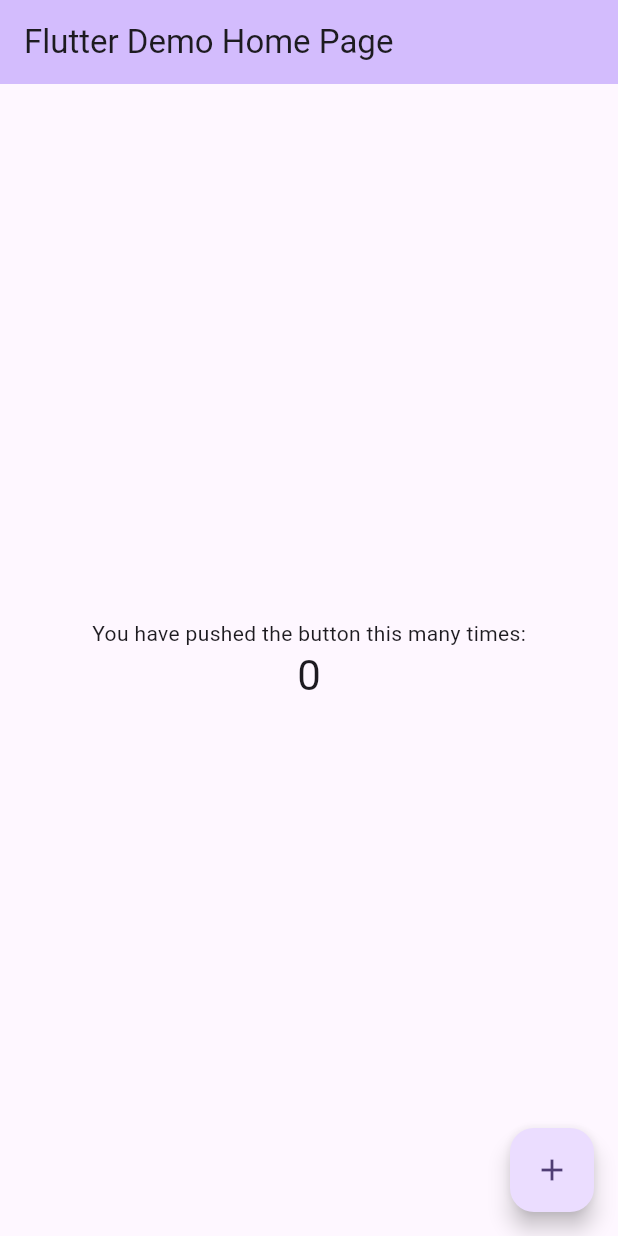
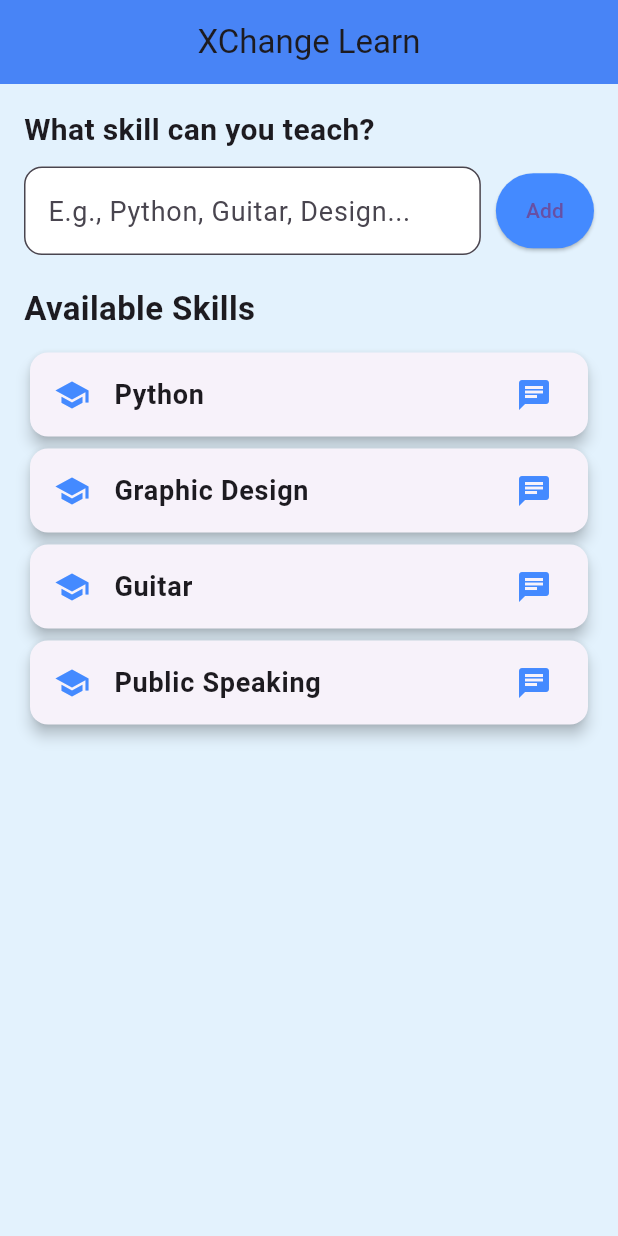
Before and after one commit to Sunil93021/Flutter-Projects, a Flutter app: the screen it shows after launch, on a phone screen of 412 x 824 dp. Run offline on Flutter 3.47's test engine with Material 3 defaults, Android fonts, the phone set to English and light mode, and no system bars.

Commit message:
added the home page

```diff
--- a/xchange_learn/lib/main.dart
+++ b/xchange_learn/lib/main.dart
@@ -1,122 +1,239 @@
 import 'package:flutter/material.dart';
 
 void main() {
-  runApp(const MyApp());
+  runApp(XChangeLearnApp());
 }
 
-class MyApp extends StatelessWidget {
-  const MyApp({super.key});
-
-  // This widget is the root of your application.
+class XChangeLearnApp extends StatelessWidget {
   @override
   Widget build(BuildContext context) {
     return MaterialApp(
-      title: 'Flutter Demo',
+      debugShowCheckedModeBanner: false,
       theme: ThemeData(
-        // This is the theme of your application.
-        //
-        // TRY THIS: Try running your application with "flutter run". You'll see
-        // the application has a purple toolbar. Then, without quitting the app,
-        // try changing the seedColor in the colorScheme below to Colors.green
-        // and then invoke "hot reload" (save your changes or press the "hot
-        // reload" button in a Flutter-supported IDE, or press "r" if you used
-        // the command line to start the app).
-        //
-        // Notice that the counter didn't reset back to zero; the application
-        // state is not lost during the reload. To reset the state, use hot
-        // restart instead.
-        //
-        // This works for code too, not just values: Most code changes can be
-        // tested with just a hot reload.
-        colorScheme: ColorScheme.fromSeed(seedColor: Colors.deepPurple),
+        primarySwatch: Colors.blue,
+        textTheme: TextTheme(bodyLarge: TextStyle(fontSize: 18)),
       ),
-      home: const MyHomePage(title: 'Flutter Demo Home Page'),
+      home: HomeScreen(),
     );
   }
 }
 
-class MyHomePage extends StatefulWidget {
-  const MyHomePage({super.key, required this.title});
-
-  // This widget is the home page of your application. It is stateful, meaning
-  // that it has a State object (defined below) that contains fields that affect
-  // how it looks.
-
-  // This class is the configuration for the state. It holds the values (in this
-  // case the title) provided by the parent (in this case the App widget) and
-  // used by the build method of the State. Fields in a Widget subclass are
-  // always marked "final".
-
-  final String title;
-
+class HomeScreen extends StatefulWidget {
   @override
-  State<MyHomePage> createState() => _MyHomePageState();
+  _HomeScreenState createState() => _HomeScreenState();
 }
 
-class _MyHomePageState extends State<MyHomePage> {
-  int _counter = 0;
+class _HomeScreenState extends State<HomeScreen> {
+  final TextEditingController skillController = TextEditingController();
+  List<String> skills = [
+    "Python",
+    "Graphic Design",
+    "Guitar",
+    "Public Speaking",
+  ];
 
-  void _incrementCounter() {
-    setState(() {
-      // This call to setState tells the Flutter framework that something has
-      // changed in this State, which causes it to rerun the build method below
-      // so that the display can reflect the updated values. If we changed
-      // _counter without calling setState(), then the build method would not be
-      // called again, and so nothing would appear to happen.
-      _counter++;
-    });
+  void addSkill() {
+    if (skillController.text.isNotEmpty) {
+      setState(() {
+        skills.insert(0, skillController.text);
+        skillController.clear();
+      });
+    }
+  }
+
+  void openChat(String skill) {
+    Navigator.push(
+      context,
+      MaterialPageRoute(builder: (context) => ChatScreen(skill: skill)),
+    );
   }
 
   @override
   Widget build(BuildContext context) {
-    // This method is rerun every time setState is called, for instance as done
-    // by the _incrementCounter method above.
-    //
-    // The Flutter framework has been optimized to make rerunning build methods
-    // fast, so that you can just rebuild anything that needs updating rather
-    // than having to individually change instances of widgets.
     return Scaffold(
+      backgroundColor: Colors.blue[50],
       appBar: AppBar(
-        // TRY THIS: Try changing the color here to a specific color (to
-        // Colors.amber, perhaps?) and trigger a hot reload to see the AppBar
-        // change color while the other colors stay the same.
-        backgroundColor: Theme.of(context).colorScheme.inversePrimary,
-        // Here we take the value from the MyHomePage object that was created by
-        // the App.build method, and use it to set our appbar title.
-        title: Text(widget.title),
+        title: Text("XChange Learn"),
+        centerTitle: true,
+        elevation: 5,
+        backgroundColor: Colors.blueAccent,
       ),
-      body: Center(
-        // Center is a layout widget. It takes a single child and positions it
-        // in the middle of the parent.
+      body: Padding(
+        padding: EdgeInsets.all(16.0),
         child: Column(
-          // Column is also a layout widget. It takes a list of children and
-          // arranges them vertically. By default, it sizes itself to fit its
-          // children horizontally, and tries to be as tall as its parent.
-          //
-          // Column has various properties to control how it sizes itself and
-          // how it positions its children. Here we use mainAxisAlignment to
-          // center the children vertically; the main axis here is the vertical
-          // axis because Columns are vertical (the cross axis would be
-          // horizontal).
-          //
-          // TRY THIS: Invoke "debug painting" (choose the "Toggle Debug Paint"
-          // action in the IDE, or press "p" in the console), to see the
-          // wireframe for each widget.
-          mainAxisAlignment: MainAxisAlignment.center,
-          children: <Widget>[
-            const Text('You have pushed the button this many times:'),
+          crossAxisAlignment: CrossAxisAlignment.start,
+          children: [
             Text(
-              '$_counter',
-              style: Theme.of(context).textTheme.headlineMedium,
+              "What skill can you teach?",
+              style: TextStyle(fontSize: 20, fontWeight: FontWeight.bold),
+            ),
+            SizedBox(height: 10),
+            Row(
+              children: [
+                Expanded(
+                  child: TextField(
+                    controller: skillController,
+                    decoration: InputDecoration(
+                      hintText: "E.g., Python, Guitar, Design...",
+                      filled: true,
+                      fillColor: Colors.white,
+                      border: OutlineInputBorder(
+                        borderRadius: BorderRadius.circular(12),
+                      ),
+                    ),
+                  ),
+                ),
+                SizedBox(width: 10),
+                ElevatedButton(
+                  onPressed: addSkill,
+                  style: ElevatedButton.styleFrom(
+                    backgroundColor: Colors.blueAccent,
+                    padding: EdgeInsets.symmetric(horizontal: 20, vertical: 15),
+                  ),
+                  child: Text("Add"),
+                ),
+              ],
+            ),
+            SizedBox(height: 20),
+            Text(
+              "Available Skills",
+              style: TextStyle(fontSize: 22, fontWeight: FontWeight.bold),
+            ),
+            SizedBox(height: 10),
+            Expanded(
+              child:
+                  skills.isEmpty
+                      ? Center(
+                        child: Text(
+                          "No skills added yet!",
+                          style: TextStyle(color: Colors.grey),
+                        ),
+                      )
+                      : ListView.builder(
+                        itemCount: skills.length,
+                        itemBuilder: (context, index) {
+                          return GestureDetector(
+                            onTap: () => openChat(skills[index]),
+                            child: Card(
+                              shape: RoundedRectangleBorder(
+                                borderRadius: BorderRadius.circular(12),
+                              ),
+                              elevation: 4,
+                              child: ListTile(
+                                leading: Icon(
+                                  Icons.school,
+                                  color: Colors.blueAccent,
+                                ),
+                                title: Text(
+                                  skills[index],
+                                  style: TextStyle(fontWeight: FontWeight.bold),
+                                ),
+                                trailing: Icon(
+                                  Icons.chat,
+                                  color: Colors.blueAccent,
+                                ),
+                              ),
+                            ),
+                          );
+                        },
+                      ),
             ),
           ],
         ),
       ),
-      floatingActionButton: FloatingActionButton(
-        onPressed: _incrementCounter,
-        tooltip: 'Increment',
-        child: const Icon(Icons.add),
-      ), // This trailing comma makes auto-formatting nicer for build methods.
     );
   }
 }
+
+class ChatScreen extends StatefulWidget {
+  final String skill;
+  ChatScreen({required this.skill});
+
+  @override
+  _ChatScreenState createState() => _ChatScreenState();
+}
+
+class _ChatScreenState extends State<ChatScreen> {
+  // final TextEditingController messageController = TextEditingController();
+  // List<String> messages = ["Hello! I want to learn ${widget.skill}"];
+  final TextEditingController messageController = TextEditingController();
+  late List<String> messages;
+
+  @override
+  void initState() {
+    super.initState();
+    messages = ["Hello! I want to learn ${widget.skill}"];
+  }
+
+  void sendMessage() {
+    if (messageController.text.isNotEmpty) {
+      setState(() {
+        messages.add(messageController.text);
+        messageController.clear();
+      });
+    }
+  }
+
+  @override
+  Widget build(BuildContext context) {
+    return Scaffold(
+      appBar: AppBar(
+        title: Text("Chat about ${widget.skill}"),
+        backgroundColor: Colors.blueAccent,
+      ),
+      body: Column(
+        children: [
+          Expanded(
+            child: ListView.builder(
+              itemCount: messages.length,
+              itemBuilder: (context, index) {
+                return Align(
+                  alignment:
+                      index % 2 == 0
+                          ? Alignment.centerLeft
+                          : Alignment.centerRight,
+                  child: Container(
+                    margin: EdgeInsets.symmetric(vertical: 5, horizontal: 10),
+                    padding: EdgeInsets.all(12),
+                    decoration: BoxDecoration(
+                      color:
+                          index % 2 == 0 ? Colors.blue[100] : Colors.green[100],
+                      borderRadius: BorderRadius.circular(12),
+                    ),
+                    child: Text(messages[index]),
+                  ),
+                );
+              },
+            ),
+          ),
+          Padding(
+            padding: EdgeInsets.all(8.0),
+            child: Row(
+              children: [
+                Expanded(
+                  child: TextField(
+                    controller: messageController,
+                    decoration: InputDecoration(
+                      hintText: "Type a message...",
+                      border: OutlineInputBorder(
+                        borderRadius: BorderRadius.circular(12),
+                      ),
+                    ),
+                  ),
+                ),
+                SizedBox(width: 10),
+                ElevatedButton(
+                  onPressed: sendMessage,
+                  style: ElevatedButton.styleFrom(
+                    backgroundColor: Colors.blueAccent,
+                  ),
+                  child: Icon(Icons.send),
+                ),
+              ],
+            ),
+          ),
+        ],
+      ),
+    );
+  }
+}
```
Also changed, not shown: 1 other file.
